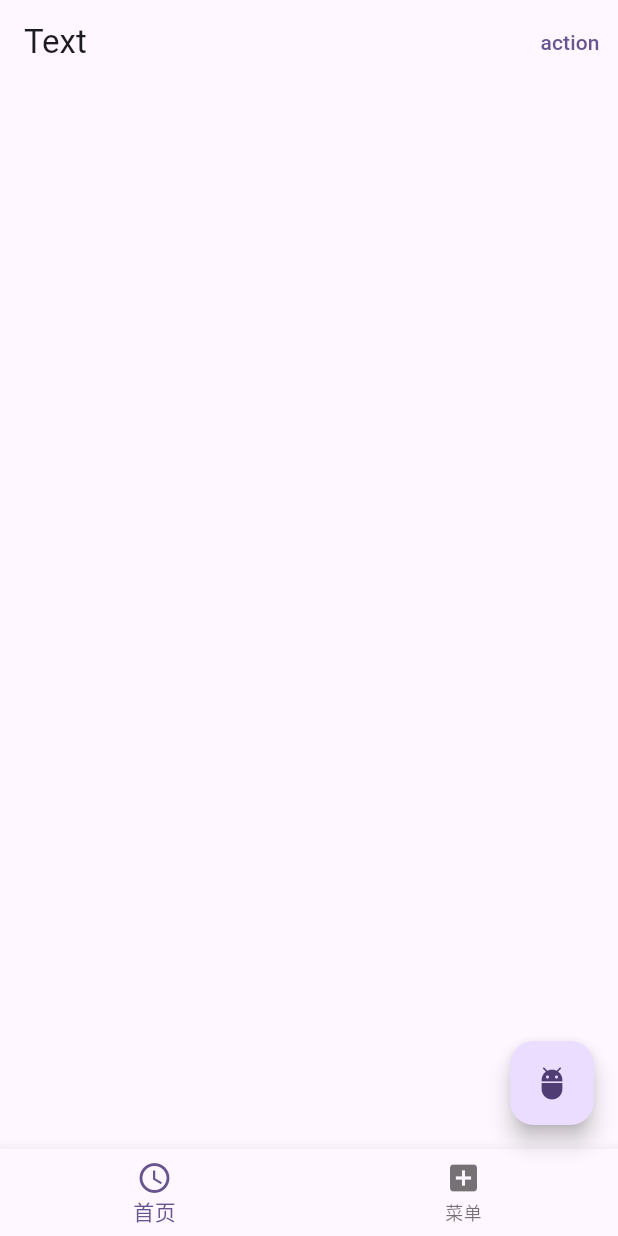
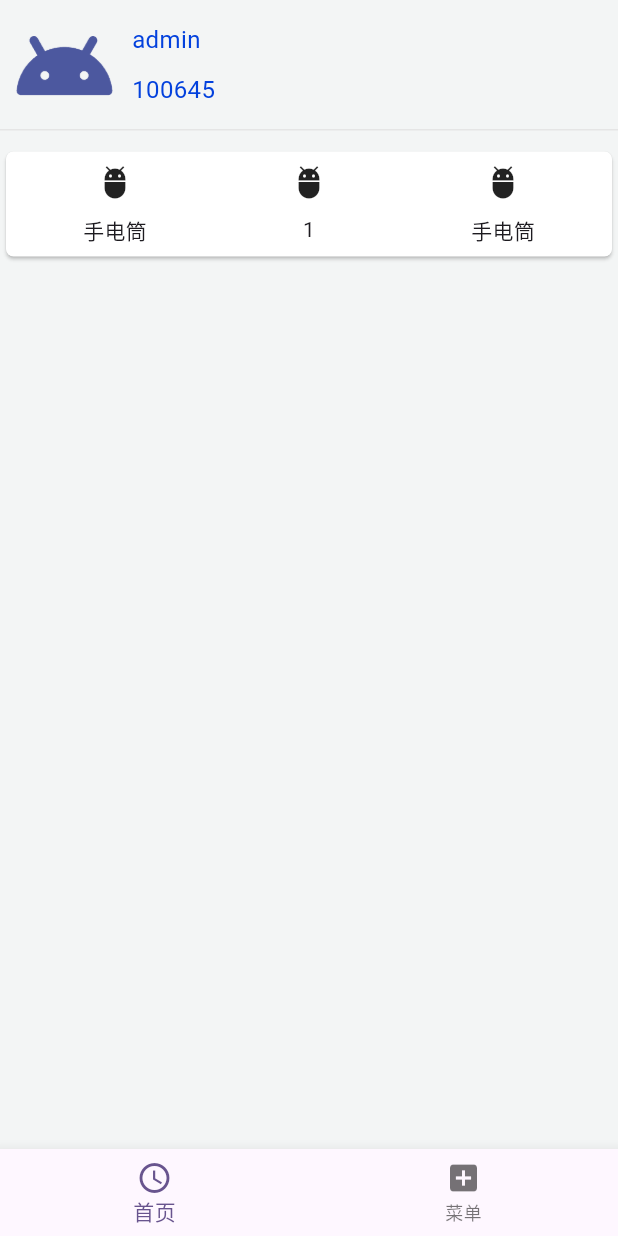
Before and after one commit to gangoogle/flutter_base_project, a Flutter app: the screen it shows after launch, swiped to page 2, on a phone screen of 412 x 824 dp. Run offline on Flutter 3.47's test engine with Material 3 defaults, Android fonts, the phone set to English and light mode, and no system bars; our stand-ins replace dio, flutter_svg, get.

Commit message:
[feat]优化状态栏status

```diff
--- /dev/null
+++ b/lib/api/widget_ext.dart
@@ -0,0 +1,12 @@
+import 'package:flutter/cupertino.dart';
+
+Widget Space({double width = 0, double height = 0}) {
+  return Padding(padding: EdgeInsets.only(left: width, top: height));
+}
+
+Widget SpliteLineH() {
+  return Container(
+    height: 1,
+    color: Color(0xFFE5E5E5),
+  );
+}
--- a/lib/ui/home/home_logic.dart
+++ b/lib/ui/home/home_logic.dart
@@ -1,7 +1,7 @@
-import 'package:first_project/data/api/dialog_ext.dart';
 import 'package:first_project/network/dio_api.dart';
 import 'package:flutter/cupertino.dart';
 import 'package:get/get.dart';
+import '../../api/dialog_ext.dart';
 import 'home_state.dart';
 
 class HomePageLogic extends GetxController {
--- a/lib/ui/home/home_view.dart
+++ b/lib/ui/home/home_view.dart
@@ -1,7 +1,9 @@
 import 'package:first_project/main.dart';
+import 'package:first_project/ui/common/status_bar_padding.dart';
 import 'package:flutter/material.dart';
 import 'package:flutter_svg/flutter_svg.dart';
 import 'package:get/get.dart';
+import '../common/status_bar.dart';
 import 'home_logic.dart';
 
 class HomePage extends StatelessWidget {
@@ -15,6 +17,10 @@ class HomePage extends StatelessWidget {
     return Container(
       child: Column(
         children: [
+          StatusBarPaddingView(color: Colors.blue),
+          StatusBar(
+            color: Colors.blue,
+          ),
           GetBuilder<HomePageLogic>(
             builder: (logic) {
               return Text('${state.name}');
--- a/lib/ui/main_home/main_home_logic.dart
+++ b/lib/ui/main_home/main_home_logic.dart
@@ -8,5 +8,6 @@ class MainHomeLogic extends GetxController {
   void onNavigationTap(int index) {
     state.selectIndex = index;
     state.pageControl.jumpToPage(index);
+    update();
   }
 }
--- a/lib/ui/main_home/main_home_view.dart
+++ b/lib/ui/main_home/main_home_view.dart
@@ -2,7 +2,7 @@ import 'package:first_project/ui/home/home_view.dart';
 import 'package:first_project/ui/me/me_view.dart';
 import 'package:flutter/material.dart';
 import 'package:get/get.dart';
-import '../../data/api/keep_alive.dart';
+import '../../api/keep_alive.dart';
 import 'main_home_logic.dart';
 
 class MainHomePage extends StatelessWidget {
@@ -14,16 +14,6 @@ class MainHomePage extends StatelessWidget {
     final state = Get.find<MainHomeLogic>().state;
     return GetBuilder<MainHomeLogic>(builder: (logic) {
       return Scaffold(
-        appBar: AppBar(
-          title: Text('Text'),
-          actions: [
-            TextButton(onPressed: () {}, child: Text('action')),
-          ],
-        ),
-        floatingActionButton: FloatingActionButton(
-          onPressed: () {},
-          child: const Icon(Icons.adb),
-        ),
         body: PageView(
           controller: state.pageControl,
           children: [
--- a/lib/ui/me/me_logic.dart
+++ b/lib/ui/me/me_logic.dart
@@ -4,4 +4,9 @@ import 'me_state.dart';
 
 class MeLogic extends GetxController {
   final MeState state = MeState();
+
+  void updateTest() {
+    state.test++;
+    update();
+  }
 }
--- a/lib/ui/me/me_state.dart
+++ b/lib/ui/me/me_state.dart
@@ -1,4 +1,6 @@
 class MeState {
+  var test = 1;
+
   MeState() {
     ///Initialize variables
   }
--- a/lib/ui/me/me_view.dart
+++ b/lib/ui/me/me_view.dart
@@ -1,6 +1,8 @@
+import 'package:first_project/api/api_ext.dart';
+import 'package:first_project/api/widget_ext.dart';
 import 'package:flutter/material.dart';
 import 'package:get/get.dart';
-
+import '../common/status_bar_padding.dart';
 import 'me_logic.dart';
 
 class MePage extends StatelessWidget {
@@ -11,6 +13,97 @@ class MePage extends StatelessWidget {
     final logic = Get.put(MeLogic());
     final state = Get.find<MeLogic>().state;
 
-    return Container();
+    return Container(
+      color: '#f3f5f5'.color,
+      child: Column(children: [
+        StatusBarPaddingView(),
+        Padding(
+          padding: const EdgeInsets.all(8.0),
+          child: Row(
+            children: [
+              Image(
+                image: AssetImage('assets/images/android.png'),
+                width: 70,
+                height: 70,
+              ),
+              Space(width: 10),
+              Column(
+                crossAxisAlignment: CrossAxisAlignment.start,
+                children: [
+                  Text(
+                    'admin',
+                    style: TextStyle(
+                      color: '#0341dd'.color,
+                      fontSize: 16,
+                    ),
+                  ),
+                  Space(height: 10),
+                  Text(
+                    '100645',
+                    style: TextStyle(
+                      color: '#0341dd'.color,
+                      fontSize: 16,
+                    ),
+                  )
+                ],
+              ),
+            ],
+          ),
+        ),
+        SpliteLineH(),
+        Space(height: 10),
+        _buildCard()
+      ]),
+    );
+  }
+
+  Widget _buildCard() {
+    final logicAll = Get.find<MeLogic>();
+    return Card(
+      color: Colors.white,
+      surfaceTintColor: Colors.white,
+      shape: RoundedRectangleBorder(borderRadius: BorderRadius.circular(5)),
+      child: Padding(
+        padding: const EdgeInsets.all(8.0),
+        child: Row(
+          children: [
+            Expanded(
+              flex: 1,
+              child: Column(
+                children: [Icon(Icons.adb), Space(height: 10), Text("手电筒")],
+              ),
+            ),
+            Expanded(
+              flex: 1,
+              child: GetBuilder<MeLogic>(builder: (logic) {
+                return InkWell(
+                  onTap: () {
+                    logic.updateTest();
+                  },
+                  child: Column(
+                    children: [
+                      Icon(Icons.adb),
+                      Space(height: 10),
+                      Text("${logic.state.test}")
+                    ],
+                  ),
+                );
+              }),
+            ),
+            Expanded(
+              flex: 1,
+              child: InkWell(
+                onTap: () {
+                  logicAll.updateTest();
+                },
+                child: Column(
+                  children: [Icon(Icons.adb), Space(height: 10), Text("手电筒")],
+                ),
+              ),
+            )
+          ],
+        ),
+      ),
+    );
   }
 }
```
Also changed, not shown: lib/api/api_ext.dart (added, +22 -0 lines), lib/main.dart (+10 -0 lines), lib/ui/common/status_bar.dart (added, +35 -0 lines), lib/ui/common/status_bar_padding.dart (added, +26 -0 lines), lib/api/dialog_ext.dart (renamed from lib/data/api/dialog_ext.dart), lib/api/keep_alive.dart (renamed from lib/data/api/keep_alive.dart).
